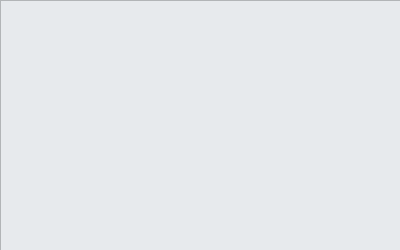
Above: ui/about.ui from kainan-tek/PyCom before the change. Below: the same form after it.
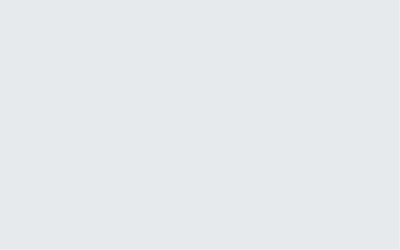
That is the form after the change. Icons and pictures are not drawn.

Diff of the .ui file:
```diff
--- a/ui/about.ui
+++ b/ui/about.ui
@@ -41,8 +41,8 @@
     <rect>
      <x>0</x>
      <y>0</y>
-     <width>401</width>
-     <height>251</height>
+     <width>399</width>
+     <height>249</height>
     </rect>
    </property>
    <property name="sizePolicy">
@@ -59,6 +59,12 @@
    <property name="styleSheet">
     <string notr="true">background-color: rgb(231, 234, 237);</string>
    </property>
+   <property name="frameShape">
+    <enum>QFrame::Shape::NoFrame</enum>
+   </property>
+   <property name="frameShadow">
+    <enum>QFrame::Shadow::Plain</enum>
+   </property>
    <property name="readOnly">
     <bool>true</bool>
    </property>
```
